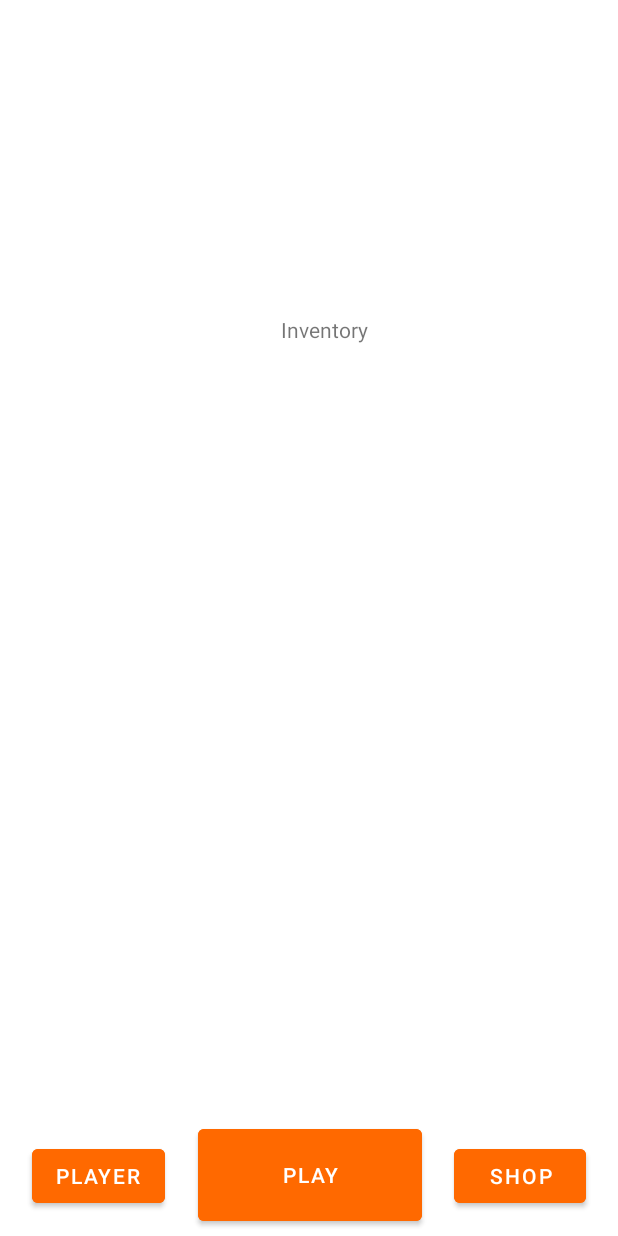
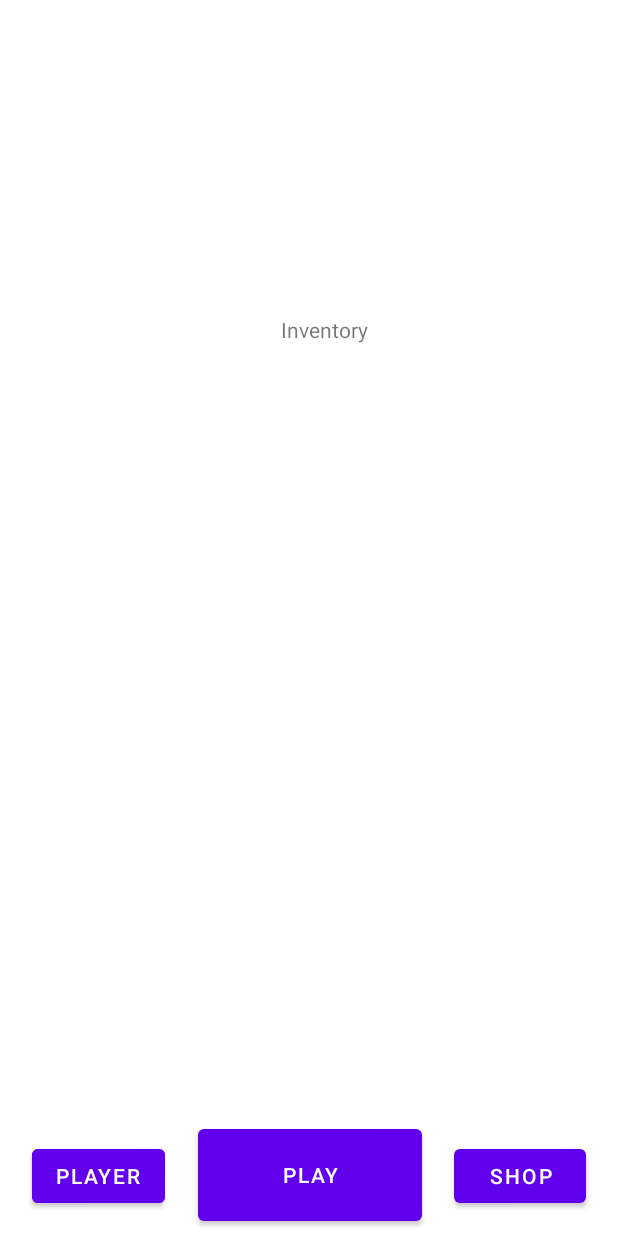
Before and after one commit to Nekufroze/androidStudioShooter2DStage, an Android app: the Inventory screen opened directly, with no data from a screen before it, on a phone screen of 412 x 824 dp. Run offline under Robolectric (Android 15) with nearby library versions, the phone set to English and light mode, and no system bars.

```diff
--- a/app/src/main/java/com/example/shooter/GameDisplay.java
+++ b/app/src/main/java/com/example/shooter/GameDisplay.java
@@ -26,7 +26,7 @@ public class GameDisplay {
         return positionX + gameToDisplayCoordinateOffsetX;
     }
 
-    public double gameToDisplayCoordinatesY(double positionY) {
+    public double gameToDisplayCoordinatesY(double positionY ) {
         return positionY + gameToDisplayCoordinateOffsetY;
 
     }
--- a/app/src/main/java/com/example/shooter/GameLoop.java
+++ b/app/src/main/java/com/example/shooter/GameLoop.java
@@ -26,7 +26,6 @@ public class GameLoop extends Thread {
         e.printStackTrace();
         }
     }
-
     @Override
     public void run() {
         super.run();
--- a/app/src/main/java/com/example/shooter/Jeu.java
+++ b/app/src/main/java/com/example/shooter/Jeu.java
@@ -22,7 +22,6 @@ import java.util.List;
 /*
  Sert à gérer le jeu et update le render des objets...
  */
-
 public class Jeu extends SurfaceView implements SurfaceHolder.Callback {
     private GameLoop gameLoop;
     private int joystickPointerid = 0;
@@ -54,12 +53,11 @@ public class Jeu extends SurfaceView implements SurfaceHolder.Callback {
         DisplayMetrics displayMetrics = new DisplayMetrics();
         ((Activity) getContext()).getWindowManager().getDefaultDisplay().getMetrics(displayMetrics);
         gameDisplay = new GameDisplay(displayMetrics.widthPixels, displayMetrics.heightPixels, joueur);
-
         setFocusable(true);
             }
     public static double GetNbennemi_Minute() {
         if (NbEnnemiMort % 20 == 0 && NbEnnemiMort != 0){
-            Nbennemi_Minute = Nbennemi_Minute + (Nbennemi_Minute*0.25);
+            Nbennemi_Minute = Nbennemi_Minute *1.25;
         }
         return Nbennemi_Minute;
     }
@@ -147,7 +145,6 @@ public class Jeu extends SurfaceView implements SurfaceHolder.Callback {
         if(joueur.GetPVRestant() <= 0){
             return;
         }
-
         // Spawn un ennemi lorsqu'il doit spawn
     if(Ennemi.readyToSpawn()){
         ListeEnnemi.add(new Ennemi(getContext(), joueur));
--- a/app/src/main/java/com/example/shooter/ObjetGraphique/BarrePV.java
+++ b/app/src/main/java/com/example/shooter/ObjetGraphique/BarrePV.java
@@ -11,10 +11,10 @@ import com.example.shooter.Objet.Joueur;
 import com.example.shooter.R;
 
 /*
-Barre de pv qui montre le nombre de pv du joueur, ce montant seras changer grtâce aux améliorations(à réaliser plus tard)
+Barre de pv qui montre le nombre de pv du joueur, ce montant seras changer grâce aux améliorations (à réaliser plus tard)
  */
 public class BarrePV {
-        private final Joueur joueur;
+    private final Joueur joueur;
     private final float largeur;
     private final int hauteur;
     private final int marge;
--- a/app/src/main/res/layout/activity_inventory.xml
+++ b/app/src/main/res/layout/activity_inventory.xml
@@ -12,7 +12,6 @@
         android:layout_width="149dp"
         android:layout_height="73dp"
         android:layout_marginBottom="4dp"
-        android:backgroundTint="@color/Orange"
         android:text="@string/play"
         app:layout_constraintBottom_toBottomOf="parent"
         app:layout_constraintEnd_toStartOf="@+id/btn_Shop"
@@ -24,7 +23,7 @@
         android:layout_width="wrap_content"
         android:layout_height="wrap_content"
         android:layout_marginBottom="16dp"
-        android:backgroundTint="@color/Orange"
+        android:backgroundTint="@color/purple_500"
         android:text="@string/player"
         app:layout_constraintBottom_toBottomOf="parent"
         app:layout_constraintEnd_toStartOf="@+id/btn_Play"
@@ -36,7 +35,6 @@
         android:layout_width="wrap_content"
         android:layout_height="wrap_content"
         android:layout_marginBottom="16dp"
-        android:backgroundTint="@color/Orange"
         android:text="@string/shop"
         app:layout_constraintBottom_toBottomOf="parent"
         app:layout_constraintEnd_toEndOf="parent"
--- a/app/src/main/res/layout/activity_shop.xml
+++ b/app/src/main/res/layout/activity_shop.xml
@@ -12,7 +12,6 @@
         android:layout_width="149dp"
         android:layout_height="73dp"
         android:layout_marginBottom="4dp"
-        android:backgroundTint="@color/Orange"
         android:text="@string/play"
         app:layout_constraintBottom_toBottomOf="parent"
         app:layout_constraintEnd_toStartOf="@+id/btn_Shop"
@@ -24,7 +23,6 @@
         android:layout_width="wrap_content"
         android:layout_height="wrap_content"
         android:layout_marginBottom="16dp"
-        android:backgroundTint="@color/Orange"
         android:text="@string/player"
         app:layout_constraintBottom_toBottomOf="parent"
         app:layout_constraintEnd_toStartOf="@+id/btn_Play"
@@ -36,7 +34,6 @@
         android:layout_width="wrap_content"
         android:layout_height="wrap_content"
         android:layout_marginBottom="16dp"
-        android:backgroundTint="@color/Orange"
         android:text="@string/shop"
         app:layout_constraintBottom_toBottomOf="parent"
         app:layout_constraintEnd_toEndOf="parent"
--- a/app/src/main/res/mipmap-anydpi-v26/ic_launcher.xml
+++ b/app/src/main/res/mipmap-anydpi-v26/ic_launcher.xml
@@ -1,5 +1,4 @@
 <?xml version="1.0" encoding="utf-8"?>
 <adaptive-icon xmlns:android="http://schemas.android.com/apk/res/android">
     <background android:drawable="@drawable/ic_launcher_background" />
-    <foreground android:drawable="@drawable/ic_launcher_foreground" />
 </adaptive-icon>
--- a/app/src/main/res/mipmap-anydpi-v33/ic_launcher.xml
+++ b/app/src/main/res/mipmap-anydpi-v33/ic_launcher.xml
@@ -1,6 +1,4 @@
 <?xml version="1.0" encoding="utf-8"?>
 <adaptive-icon xmlns:android="http://schemas.android.com/apk/res/android">
     <background android:drawable="@drawable/ic_launcher_background" />
-    <foreground android:drawable="@drawable/ic_launcher_foreground" />
-    <monochrome android:drawable="@drawable/ic_launcher_foreground" />
 </adaptive-icon>
```
